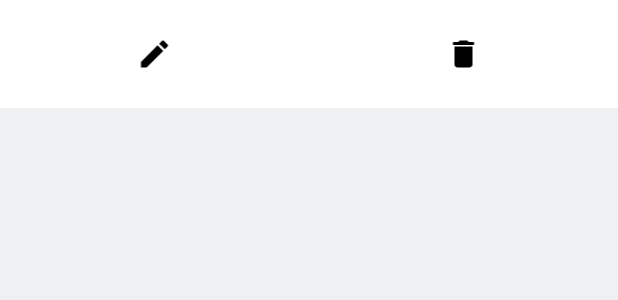
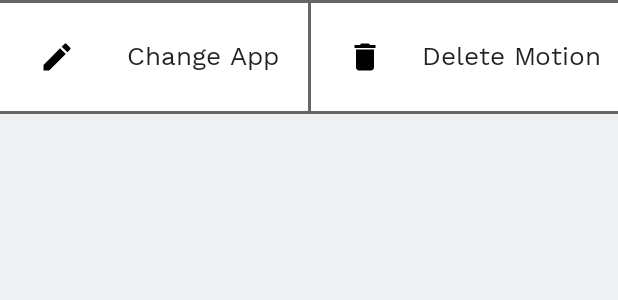
Before and after one commit to seungking/Android_MD, an Android app: the layout include_email_shipping_update.xml on its own in the app's theme, with its tools: preview values and no code run, on a phone screen of 412 x 824 dp. Shown: the top 300 px of the screen. Run offline under Robolectric (Android 15) with nearby library versions, the phone set to English and light mode, and no system bars.

Commit message:
Change Layout
- Add Text in iclude_email_shipping_update.xml
- Change text in layout_howto
- Change motion draw layout
   - change default color (#007DD6)
   - clear Button
   - title

```diff
--- a/app/src/main/java/kiman/androidmd/ui/DrawingView.java
+++ b/app/src/main/java/kiman/androidmd/ui/DrawingView.java
@@ -34,7 +34,7 @@ public class DrawingView extends View
 
 	// Set default values
 	private int mBackgroundColor = 0xFFFFFFFF;
-	private int mPaintColor = Color.parseColor("#ff4444");
+	private int mPaintColor = Color.parseColor("#007DD6");
 	private int mStrokeWidth = 25;
 
 	public DrawingView(Context context, AttributeSet attrs)
@@ -159,4 +159,8 @@ public class DrawingView extends View
 			invalidate();
 		}
 	}
+
+	public void clear() {
+		mPaths.clear();
+	}
 }
--- a/app/src/main/res/layout/fragment_settings.xml
+++ b/app/src/main/res/layout/fragment_settings.xml
@@ -207,7 +207,7 @@
                     android:layout_width="wrap_content"
                     android:layout_height="wrap_content"
                     android:fontFamily="@font/g_medium"
-                    android:text="사용설명 다시보기"/>
+                    android:text="@string/frag_settings_instruction"/>
 
             </LinearLayout>
 
--- a/app/src/main/res/layout/include_email_shipping_update.xml
+++ b/app/src/main/res/layout/include_email_shipping_update.xml
@@ -6,36 +6,84 @@
   android:layout_height="wrap_content"
   android:orientation="vertical">
 
+  <View
+      android:layout_width="match_parent"
+      android:layout_height="2dp"
+      android:background="@color/colorGrey"/>
+
   <LinearLayout
       android:layout_width="match_parent"
       android:layout_height="wrap_content"
       android:orientation="horizontal"
+      android:background="@color/colorWhite"
       android:gravity="center">
 
+    <LinearLayout
+        android:id="@+id/detail_button1"
+        android:layout_width="match_parent"
+        android:layout_height="wrap_content"
+        android:orientation="horizontal"
+        android:layout_gravity="left"
+        android:layout_weight="0.5">
     <ImageView
-        android:id="@+id/detail_button1"
         android:layout_width="wrap_content"
         android:layout_height="match_parent"
         android:background="#ffffff"
         android:padding="24dp"
-        android:layout_weight="0.5"
+        android:layout_weight="0.1"
         android:src="@drawable/ic_baseline_edit_24"
         tools:ignore="ContentDescription"
         app:tint="@android:color/black" />
+    <TextView
+        android:layout_width="wrap_content"
+        android:layout_height="match_parent"
+        android:text="Change App"
+        android:textSize="17dp"
+        android:background="#ffffff"
+        android:gravity="center"
+        android:layout_weight="0.4"
+        android:layout_marginRight="10dp">
+    </TextView>
+    </LinearLayout>
 
+    <View
+        android:layout_width="2dp"
+        android:layout_height="match_parent"
+        android:background="@color/colorGrey"/>
+
+    <LinearLayout
+        android:id="@+id/detail_button2"
+        android:layout_width="match_parent"
+        android:layout_height="wrap_content"
+        android:orientation="horizontal"
+        android:layout_gravity="left"
+        android:layout_weight="0.5">
     <ImageView
-        android:id="@+id/detail_button2"
         android:layout_width="wrap_content"
         android:layout_height="match_parent"
         android:background="#ffffff"
         android:padding="24dp"
-        android:layout_weight="0.5"
+        android:layout_weight="0.1"
         android:src="@drawable/ic_baseline_delete_24"
         tools:ignore="ContentDescription"
         app:tint="@android:color/black" />
+    <TextView
+        android:layout_width="wrap_content"
+        android:layout_height="match_parent"
+        android:text="Delete Motion"
+        android:textSize="17dp"
+        android:background="#ffffff"
+        android:gravity="center"
+        android:layout_weight="0.4"
+        android:layout_marginRight="10dp">
+    </TextView>
+    </LinearLayout>
 
   </LinearLayout>
-
+  <View
+      android:layout_width="match_parent"
+      android:layout_height="2dp"
+      android:background="@color/colorGrey"/>
   <LinearLayout
       android:layout_width="match_parent"
       android:layout_height="300dp"
--- a/app/src/main/res/values/strings.xml
+++ b/app/src/main/res/values/strings.xml
@@ -24,4 +24,8 @@
     <string name="frag_settings_feedback">Feedback</string>
     <string name="frag_settings_donation">Donation</string>
     <string name="frag_settings_instruction">Instructions for use</string>
+    <string name="howto_1">Press this button to add your motion</string>
+    <string name="howto_2">※ Move after 0.5 seconds!</string>
+    <string name="howto_3">Reset Button</string>
+    <string name="drawing_title">Draw your motion</string>
 </resources>
```
Also changed, not shown: app/src/main/java/kiman/androidmd/Gyro_Acc.java (+5 -2 lines), app/src/main/java/kiman/androidmd/PaintingActivity.java (+7 -1 lines), app/src/main/res/layout/activity_painting.xml (+48 -7 lines), app/src/main/res/layout/layout_howto1.xml (+10 -8 lines), 1 other file.
